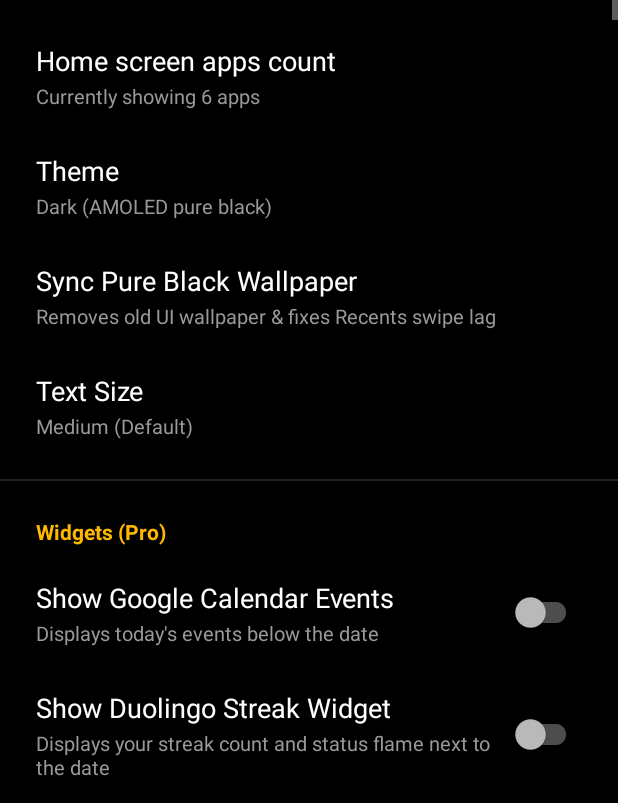
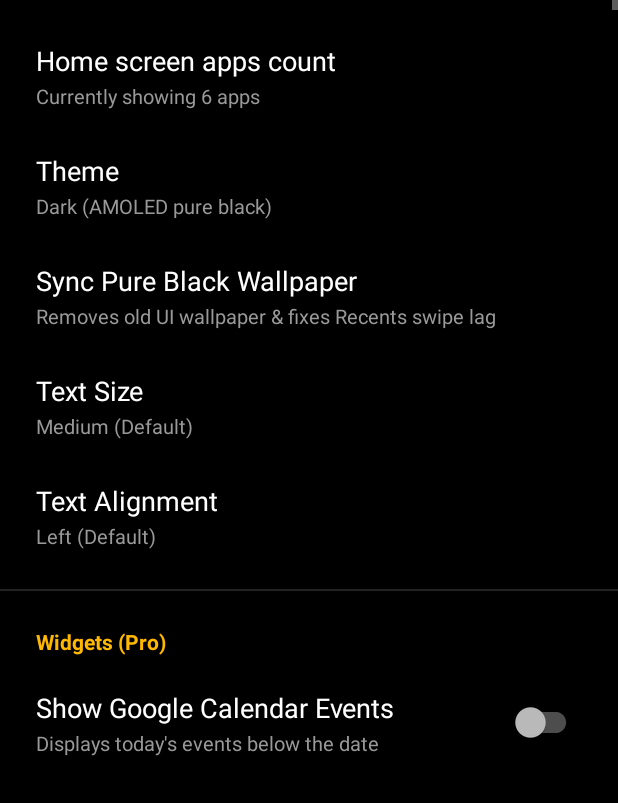
Before and after one commit to PIYU5H5/P-sei, an Android app: the SettingsActivity screen opened directly, with no data from a screen before it, on a phone screen of 412 x 824 dp, the part 433-1236 px from its top. Run offline under Robolectric (Android 15) with nearby library versions, the phone set to English and light mode, and no system bars.

Commit message:
Add Left, Center, and Right text alignment option for Home Screen and App Drawer

```diff
--- a/app/src/main/java/com/psei/launcher/data/Prefs.kt
+++ b/app/src/main/java/com/psei/launcher/data/Prefs.kt
@@ -30,6 +30,10 @@ class Prefs private constructor(context: Context) {
         const val TEXT_SIZE_MEDIUM = "medium"
         const val TEXT_SIZE_LARGE = "large"
 
+        const val ALIGNMENT_LEFT = "left"
+        const val ALIGNMENT_CENTER = "center"
+        const val ALIGNMENT_RIGHT = "right"
+
         const val LOCK_METHOD_ACCESSIBILITY = "accessibility"
         const val LOCK_METHOD_DEVICE_ADMIN = "device_admin"
 
@@ -39,6 +43,7 @@ class Prefs private constructor(context: Context) {
         private const val KEY_HOME_SLOTS_COUNT = "pref_home_slots_count"
         private const val KEY_SLOT_PREFIX = "pref_slot_"
         private const val KEY_TEXT_SIZE = "pref_text_size"
+        private const val KEY_APP_ALIGNMENT = "pref_app_alignment"
         private const val KEY_AUTO_KEYBOARD = "pref_auto_keyboard"
         private const val KEY_AUTO_LAUNCH = "pref_auto_launch"
         private const val KEY_HIDDEN_PACKAGES = "pref_hidden_packages"
@@ -126,6 +131,10 @@ class Prefs private constructor(context: Context) {
     var textSize: String
         get() = sp.getString(KEY_TEXT_SIZE, TEXT_SIZE_MEDIUM) ?: TEXT_SIZE_MEDIUM
         set(value) = sp.edit().putString(KEY_TEXT_SIZE, value).apply()
+
+    var appAlignment: String
+        get() = sp.getString(KEY_APP_ALIGNMENT, ALIGNMENT_LEFT) ?: ALIGNMENT_LEFT
+        set(value) = sp.edit().putString(KEY_APP_ALIGNMENT, value).apply()
 
     var autoOpenKeyboard: Boolean
         get() = sp.getBoolean(KEY_AUTO_KEYBOARD, false)
--- a/app/src/main/res/layout/activity_settings.xml
+++ b/app/src/main/res/layout/activity_settings.xml
@@ -272,6 +272,35 @@
                     android:textColor="?attr/secondaryTextColor"
                     android:textSize="13sp"
                     tools:text="Medium (Default)" />
+            </LinearLayout>
+
+            <!-- App Alignment Item -->
+            <LinearLayout
+                android:id="@+id/rowAppAlignment"
+                android:layout_width="match_parent"
+                android:layout_height="wrap_content"
+                android:background="?android:attr/selectableItemBackground"
+                android:orientation="vertical"
+                android:paddingStart="24dp"
+                android:paddingTop="14dp"
+                android:paddingEnd="24dp"
+                android:paddingBottom="14dp">
+
+                <TextView
+                    android:layout_width="wrap_content"
+                    android:layout_height="wrap_content"
+                    android:text="Text Alignment"
+                    android:textColor="?attr/primaryTextColor"
+                    android:textSize="18sp" />
+
+                <TextView
+                    android:id="@+id/tvAppAlignmentSummary"
+                    android:layout_width="wrap_content"
+                    android:layout_height="wrap_content"
+                    android:layout_marginTop="2dp"
+                    android:textColor="?attr/secondaryTextColor"
+                    android:textSize="13sp"
+                    tools:text="Left (Default)" />
             </LinearLayout>
 
             <View
```
Also changed, not shown: app/src/main/java/com/psei/launcher/MainActivity.kt (+33 -1 lines), app/src/main/java/com/psei/launcher/SettingsActivity.kt (+39 -0 lines), app/src/main/java/com/psei/launcher/ui/AppListAdapter.kt (+10 -0 lines), 130 other files.
